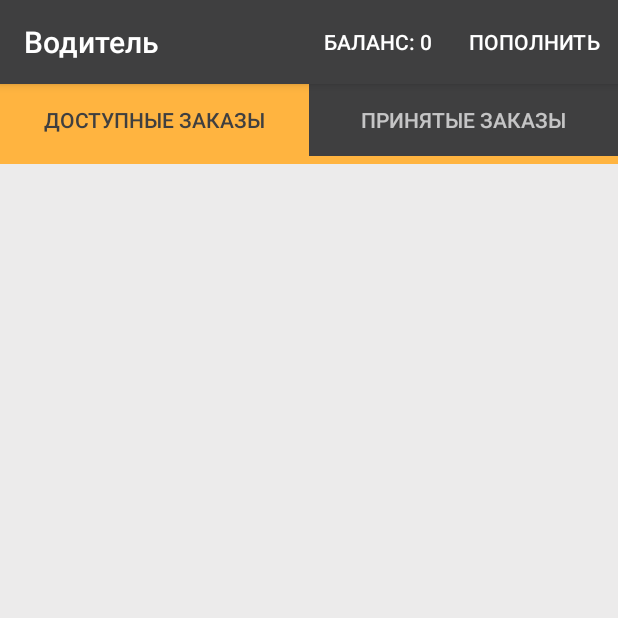
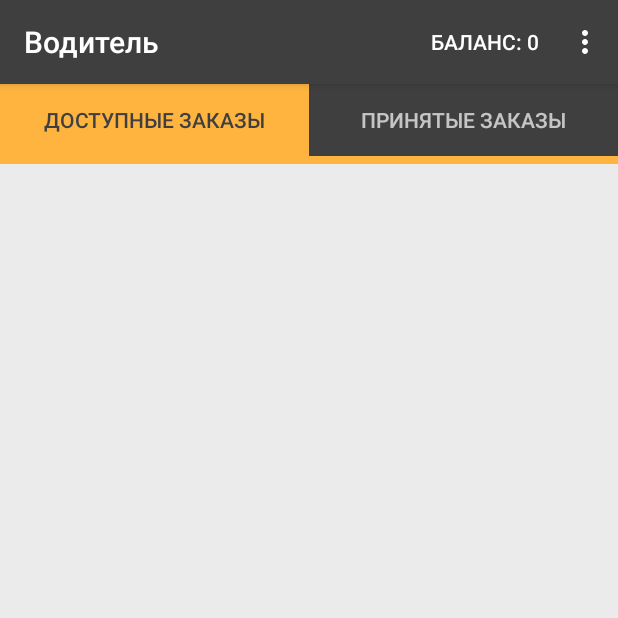
Before and after one commit to Slavcheg2107/TaxiDriverApp, an Android app: the OrdersActivity screen opened directly, with no data from a screen before it, on a phone screen of 412 x 824 dp, the top half of it. Run offline under Robolectric (Android 15) with nearby library versions, the phone set to English and light mode, and no system bars; our stand-ins replace ButterKnife, EventBus.

Commit message:
remove rules

```diff
--- a/app/src/main/res/menu/menu.xml
+++ b/app/src/main/res/menu/menu.xml
@@ -20,8 +20,7 @@
 
     <item
         android:id="@+id/replenishBalance"
-        android:title="@string/how_replenish_balance"
-        app:showAsAction="always"/>
+        android:title="@string/how_replenish_balance" />
     <!--<item-->
         <!--android:id="@+id/uploadCheck"-->
         <!--android:title="@string/uploadCheck" />-->
```
